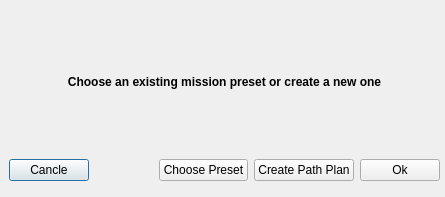
This is ros2_ws/src/hmi/ui/flight_preset_or_create_dialog.ui in Samwise101/EiRT-AscenD-Robotics as Qt 5 draws it before an edit. The edited form follows.
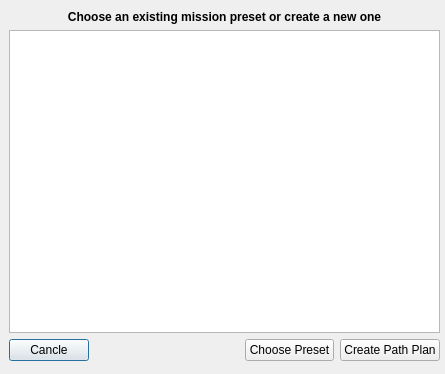
This is the edited form. Icons and pictures are not drawn.

Commit message: Completed dialog for choosing a mission path preset or creating a new one

```diff
--- a/ros2_ws/src/hmi/ui/flight_preset_or_create_dialog.ui
+++ b/ros2_ws/src/hmi/ui/flight_preset_or_create_dialog.ui
@@ -7,7 +7,7 @@
     <x>0</x>
     <y>0</y>
     <width>445</width>
-    <height>197</height>
+    <height>374</height>
    </rect>
   </property>
   <property name="windowTitle">
@@ -19,7 +19,7 @@
      <x>9</x>
      <y>10</y>
      <width>431</width>
-     <height>171</height>
+     <height>351</height>
     </rect>
    </property>
    <layout class="QVBoxLayout" name="verticalLayout">
@@ -39,6 +39,9 @@
       </property>
      </widget>
     </item>
+    <item>
+     <widget class="QListWidget" name="listWidget"/>
+    </item>
     <item>
      <layout class="QHBoxLayout" name="horizontalLayout">
       <item>
@@ -79,17 +82,6 @@
         </property>
        </widget>
       </item>
-      <item>
-       <widget class="QPushButton" name="okButton">
-        <property name="text">
-         <string>Ok</string>
-        </property>
-        <property name="icon">
-         <iconset resource="../resources/resources.qrc">
-          <normaloff>:/images/icons/tick_mark.png</normaloff>:/images/icons/tick_mark.png</iconset>
-        </property>
-       </widget>
-      </item>
      </layout>
     </item>
    </layout>
```
Left out of the diff: 28 changed lines with no effect on the pictures. The commit also changes 7 other files.
